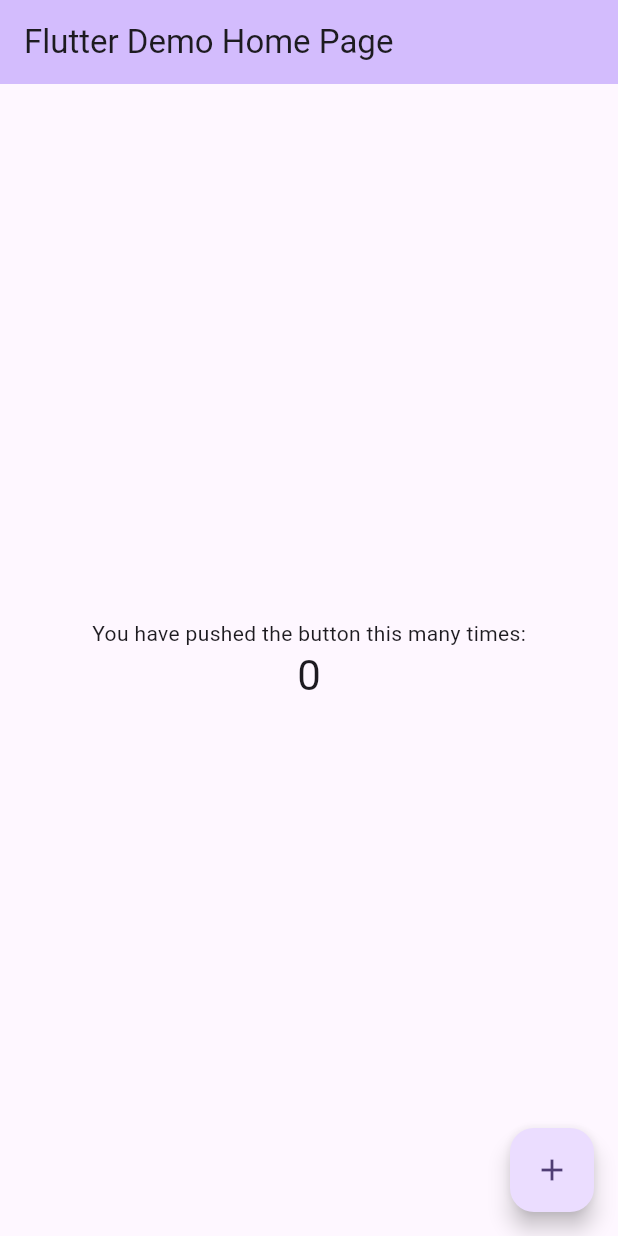
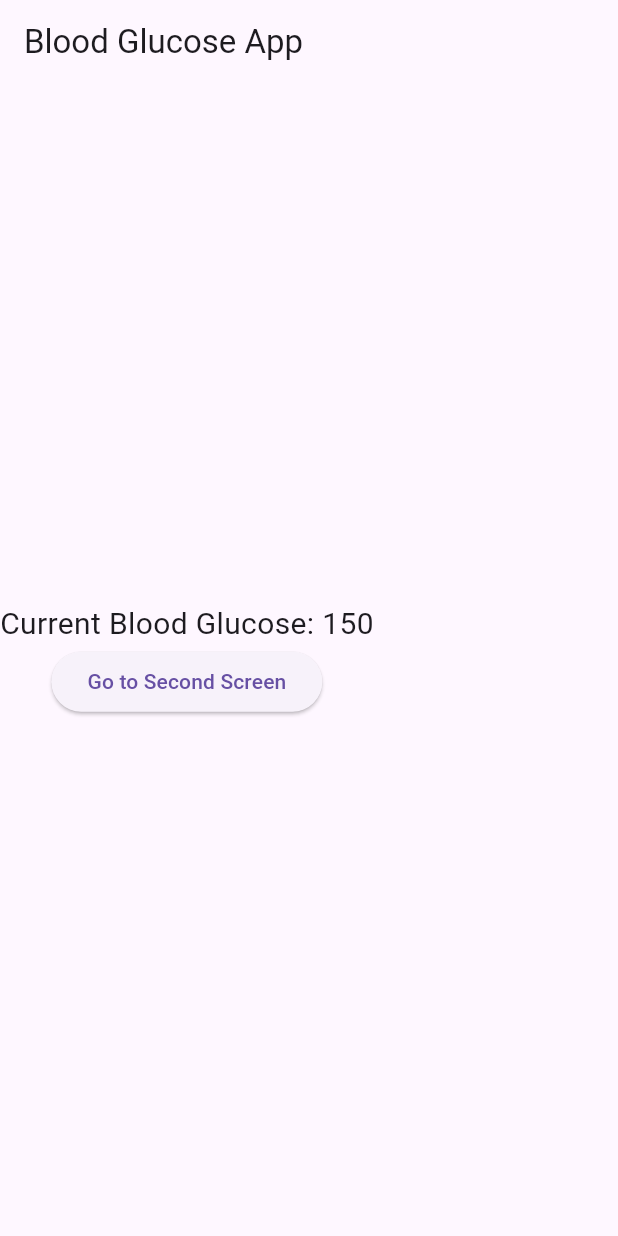
Before and after one commit to dolphinium/BGTrack, a Flutter app: the screen it shows after launch, on a phone screen of 412 x 824 dp. Run offline on Flutter 3.47's test engine with Material 3 defaults, Android fonts, the phone set to English and light mode, and no system bars.

Commit message:
Baseline of project: Main screen and summary screen has been created. Actual API calls will be done on further steps.

```diff
--- a/lib/main.dart
+++ b/lib/main.dart
@@ -1,125 +1,19 @@
 import 'package:flutter/material.dart';
+import 'screens/first_screen.dart';
 
 void main() {
-  runApp(const MyApp());
+  runApp(MyApp());
 }
 
 class MyApp extends StatelessWidget {
-  const MyApp({super.key});
-
-  // This widget is the root of your application.
   @override
   Widget build(BuildContext context) {
     return MaterialApp(
-      title: 'Flutter Demo',
+      title: 'Blood Glucose App',
       theme: ThemeData(
-        // This is the theme of your application.
-        //
-        // TRY THIS: Try running your application with "flutter run". You'll see
-        // the application has a blue toolbar. Then, without quitting the app,
-        // try changing the seedColor in the colorScheme below to Colors.green
-        // and then invoke "hot reload" (save your changes or press the "hot
-        // reload" button in a Flutter-supported IDE, or press "r" if you used
-        // the command line to start the app).
-        //
-        // Notice that the counter didn't reset back to zero; the application
-        // state is not lost during the reload. To reset the state, use hot
-        // restart instead.
-        //
-        // This works for code too, not just values: Most code changes can be
-        // tested with just a hot reload.
-        colorScheme: ColorScheme.fromSeed(seedColor: Colors.deepPurple),
-        useMaterial3: true,
+        primarySwatch: Colors.blue,
       ),
-      home: const MyHomePage(title: 'Flutter Demo Home Page'),
+      home: FirstScreen(),
     );
   }
 }
-
-class MyHomePage extends StatefulWidget {
-  const MyHomePage({super.key, required this.title});
-
-  // This widget is the home page of your application. It is stateful, meaning
-  // that it has a State object (defined below) that contains fields that affect
-  // how it looks.
-
-  // This class is the configuration for the state. It holds the values (in this
-  // case the title) provided by the parent (in this case the App widget) and
-  // used by the build method of the State. Fields in a Widget subclass are
-  // always marked "final".
-
-  final String title;
-
-  @override
-  State<MyHomePage> createState() => _MyHomePageState();
-}
-
-class _MyHomePageState extends State<MyHomePage> {
-  int _counter = 0;
-
-  void _incrementCounter() {
-    setState(() {
-      // This call to setState tells the Flutter framework that something has
-      // changed in this State, which causes it to rerun the build method below
-      // so that the display can reflect the updated values. If we changed
-      // _counter without calling setState(), then the build method would not be
-      // called again, and so nothing would appear to happen.
-      _counter++;
-    });
-  }
-
-  @override
-  Widget build(BuildContext context) {
-    // This method is rerun every time setState is called, for instance as done
-    // by the _incrementCounter method above.
-    //
-    // The Flutter framework has been optimized to make rerunning build methods
-    // fast, so that you can just rebuild anything that needs updating rather
-    // than having to individually change instances of widgets.
-    return Scaffold(
-      appBar: AppBar(
-        // TRY THIS: Try changing the color here to a specific color (to
-        // Colors.amber, perhaps?) and trigger a hot reload to see the AppBar
-        // change color while the other colors stay the same.
-        backgroundColor: Theme.of(context).colorScheme.inversePrimary,
-        // Here we take the value from the MyHomePage object that was created by
-        // the App.build method, and use it to set our appbar title.
-        title: Text(widget.title),
-      ),
-      body: Center(
-        // Center is a layout widget. It takes a single child and positions it
-        // in the middle of the parent.
-        child: Column(
-          // Column is also a layout widget. It takes a list of children and
-          // arranges them vertically. By default, it sizes itself to fit its
-          // children horizontally, and tries to be as tall as its parent.
-          //
-          // Column has various properties to control how it sizes itself and
-          // how it positions its children. Here we use mainAxisAlignment to
-          // center the children vertically; the main axis here is the vertical
-          // axis because Columns are vertical (the cross axis would be
-          // horizontal).
-          //
-          // TRY THIS: Invoke "debug painting" (choose the "Toggle Debug Paint"
-          // action in the IDE, or press "p" in the console), to see the
-          // wireframe for each widget.
-          mainAxisAlignment: MainAxisAlignment.center,
-          children: <Widget>[
-            const Text(
-              'You have pushed the button this many times:',
-            ),
-            Text(
-              '$_counter',
-              style: Theme.of(context).textTheme.headlineMedium,
-            ),
-          ],
-        ),
-      ),
-      floatingActionButton: FloatingActionButton(
-        onPressed: _incrementCounter,
-        tooltip: 'Increment',
-        child: const Icon(Icons.add),
-      ), // This trailing comma makes auto-formatting nicer for build methods.
-    );
-  }
-}
--- /dev/null
+++ b/lib/screens/first_screen.dart
@@ -0,0 +1,45 @@
+import 'package:flutter/material.dart';
+import 'second_screen.dart';
+import '/services/blood_glucose_service.dart';
+
+class FirstScreen extends StatelessWidget {
+  final BloodGlucoseService _bloodGlucoseService = BloodGlucoseService();
+
+  @override
+  Widget build(BuildContext context) {
+    return Scaffold(
+      appBar: AppBar(
+        title: Text('Blood Glucose App'),
+      ),
+      body: FutureBuilder(
+        future: _bloodGlucoseService.getCurrentBloodGlucose(),
+        builder: (context, snapshot) {
+          if (snapshot.connectionState == ConnectionState.waiting) {
+            return CircularProgressIndicator();
+          } else if (snapshot.hasError) {
+            return Text('Error: ${snapshot.error}');
+          } else {
+            return Column(
+              mainAxisAlignment: MainAxisAlignment.center,
+              children: [
+                Text(
+                  'Current Blood Glucose: ${snapshot.data}',
+                  style: TextStyle(fontSize: 20),
+                ),
+                ElevatedButton(
+                  onPressed: () {
+                    Navigator.push(
+                      context,
+                      MaterialPageRoute(builder: (context) => SecondScreen()),
+                    );
+                  },
+                  child: Text('Go to Second Screen'),
+                ),
+              ],
+            );
+          }
+        },
+      ),
+    );
+  }
+}
```
Also changed, not shown: lib/screens/second_screen.dart (added, +55 -0 lines), lib/services/blood_glucose_service.dart (added, +22 -0 lines), 1 other file.
